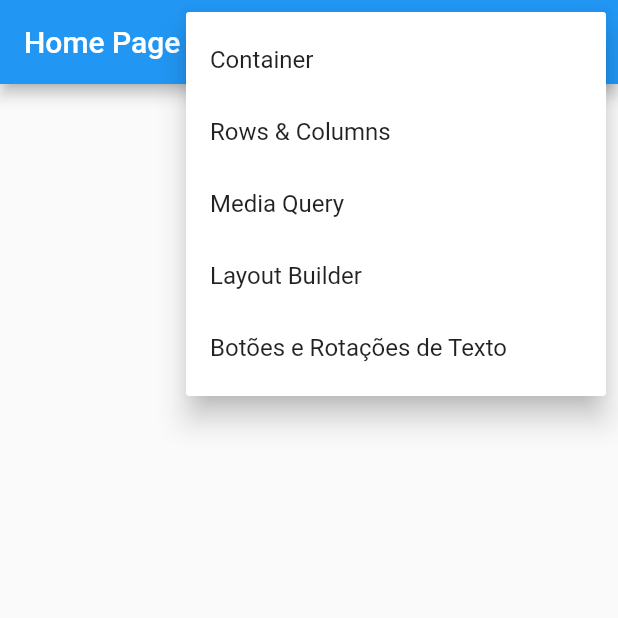
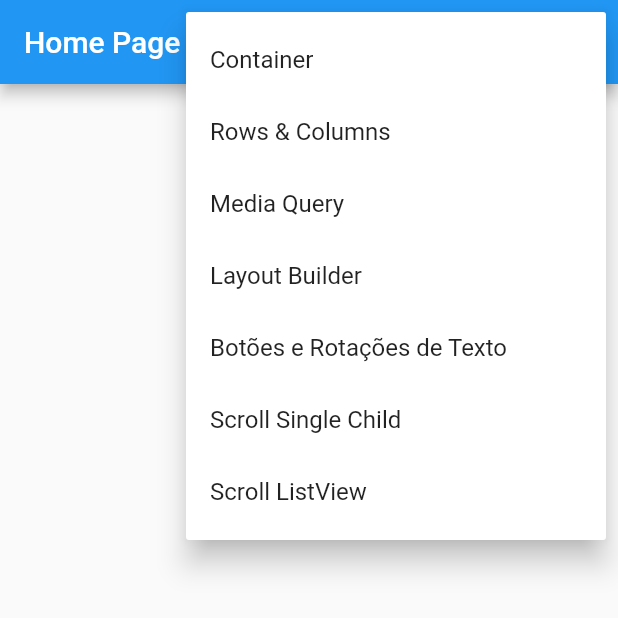
Before and after one commit to VitoriaMagnus/primeiros_passos_flutter, a Flutter app: the screen it shows after launch, after a tap on the "more vert" icon, on a phone screen of 412 x 824 dp, the top half of it. Run offline on Flutter 3.47's test engine with Material 2 defaults, Android fonts, the phone set to English and light mode, and no system bars; our stand-ins replace device_preview; network calls fail.

Commit message:
scrolls com listView e singleChildScrollView

```diff
--- a/lib/main.dart
+++ b/lib/main.dart
@@ -6,6 +6,8 @@ import 'package:flutter_primeiro_projeto/pages/home/home_page.dart';
 import 'package:flutter_primeiro_projeto/pages/layout_builder/layout_builder_page.dart';
 import 'package:flutter_primeiro_projeto/pages/midia_query/media_query_page.dart';
 import 'package:flutter_primeiro_projeto/pages/rows_columns/rows_column_page.dart';
+import 'package:flutter_primeiro_projeto/pages/scrolls/listview_page.dart';
+import 'package:flutter_primeiro_projeto/pages/scrolls/singlechildscrollview_page.dart';
 
 void main() {
   runApp(
@@ -35,6 +37,8 @@ class MyApp extends StatelessWidget {
         '/media_query': (context) => const MediaQueryPage(),
         '/layout_builder': (context) => const LayoutBuilderPage(),
         '/botoes_rotacao_text': (context) => const BotoesRotacoesTextoPage(),
+        '/scrolls/single_child': (context) => const SinglechildscrollviewPage(),
+        '/scrolls/list_view': (context) => const ListviewPage(),
       },
       debugShowCheckedModeBanner: false,
     );
--- a/lib/pages/home/home_page.dart
+++ b/lib/pages/home/home_page.dart
@@ -5,7 +5,9 @@ enum PopupMenuPages {
   rows_columns,
   media_query,
   layout_builder,
-  botoes_rotacao_texto
+  botoes_rotacao_texto,
+  scrolls_singlechildscrollview,
+  scrolls_listview,
 }
 
 class HomePage extends StatelessWidget {
@@ -36,6 +38,13 @@ class HomePage extends StatelessWidget {
                 case PopupMenuPages.botoes_rotacao_texto:
                   Navigator.of(context).pushNamed('/botoes_rotacao_text');
                   break;
+                case PopupMenuPages.scrolls_singlechildscrollview:
+                  Navigator.of(context).pushNamed('/scrolls/single_child');
+                  break;
+                case PopupMenuPages.scrolls_listview:
+                  Navigator.of(context).pushNamed('/scrolls/list_view');
+
+                  break;
               }
             },
             itemBuilder: (BuildContext context) {
@@ -61,6 +70,14 @@ class HomePage extends StatelessWidget {
                   value: PopupMenuPages.botoes_rotacao_texto,
                   child: Text('Botões e Rotações de Texto'),
                 ),
+                const PopupMenuItem<PopupMenuPages>(
+                  value: PopupMenuPages.scrolls_singlechildscrollview,
+                  child: Text('Scroll Single Child'),
+                ),
+                const PopupMenuItem<PopupMenuPages>(
+                  value: PopupMenuPages.scrolls_listview,
+                  child: Text('Scroll ListView'),
+                ),
               ];
             },
           ),
```
Also changed, not shown: lib/pages/scrolls/listview_page.dart (added, +32 -0 lines), lib/pages/scrolls/singlechildscrollview_page.dart (added, +40 -0 lines), 1 other file.
